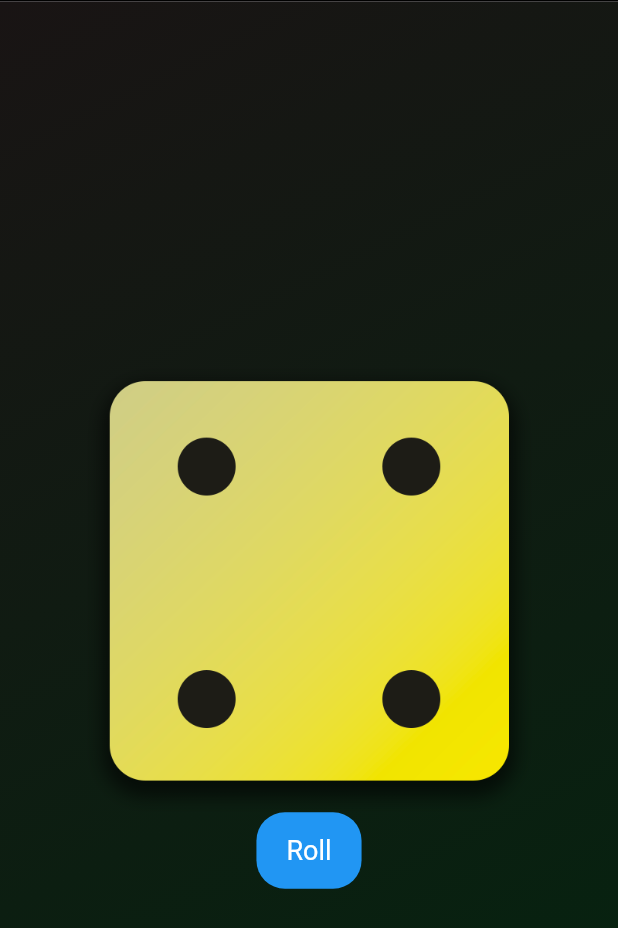
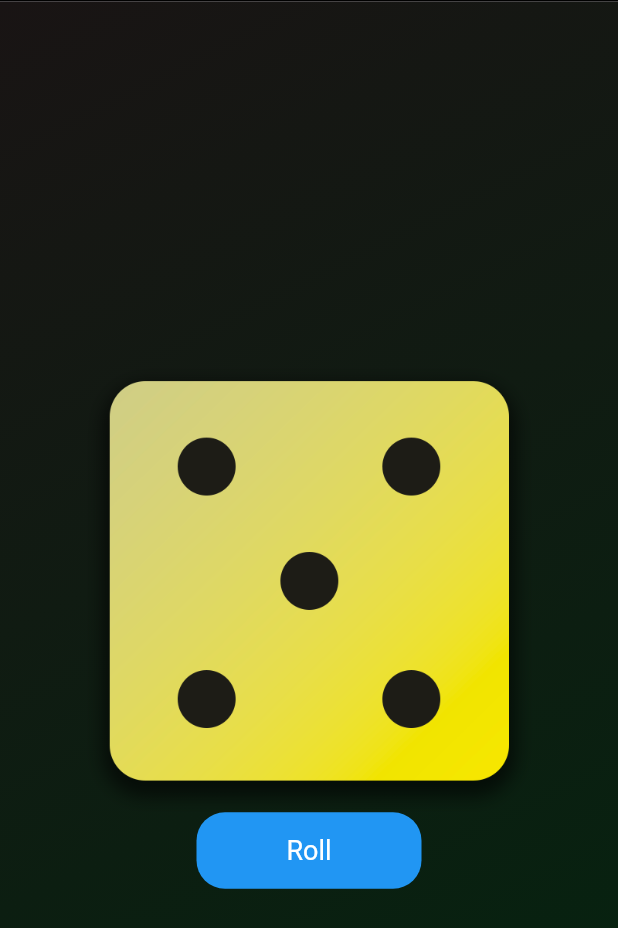
Before and after one commit to Onesso/Flutter-fundamentals, a Flutter app: the screen it shows after launch, after a tap on "Roll", on a phone screen of 412 x 824 dp. Shown: the top 928 px of the screen. Run offline on Flutter 3.47's test engine with Material 3 defaults, Android fonts, the phone set to English and light mode, and no system bars; our stand-ins replace logger.

```diff
--- a/lib/gradient_container.dart
+++ b/lib/gradient_container.dart
@@ -1,5 +1,7 @@
 import 'package:flutter/material.dart';
 import 'package:roll_dice/styled_test.dart';
+import 'dart:math';
+import 'package:flutter/services.dart';
 
 Alignment topLeft = Alignment.topLeft;
 Alignment bottomRight = Alignment.bottomRight;
@@ -19,11 +21,27 @@ class GradientContainer extends StatefulWidget {
 
 class _GradientContainerState extends State<GradientContainer> {
   var activeDice = "assests/images/dice-1.png";
+  var currentDiceRoll = 2;
+
+  void _vibrateLightly() {
+    HapticFeedback.mediumImpact();
+  }
 
   void rollDiceFunction() {
     logger.d("button clicked");
+
+    _vibrateLightly();
+
+    int newDiceRoll;
+
+    do {
+      newDiceRoll = Random().nextInt(6) + 1;
+    } while (newDiceRoll == currentDiceRoll);
+
     setState(() {
-      activeDice = "assests/images/dice-4.png"; // Correctly change the state
+      setState(() {
+        currentDiceRoll = newDiceRoll;
+      });
     });
   }
 
@@ -49,9 +67,36 @@ class _GradientContainerState extends State<GradientContainer> {
             mainAxisAlignment: MainAxisAlignment.center,
             crossAxisAlignment: CrossAxisAlignment.center,
             children: [
-              Image.asset(
-                activeDice,
-                width: imageWidth,
+              AnimatedSwitcher(
+                duration: const Duration(milliseconds: 500),
+                transitionBuilder: (Widget child, Animation<double> animation) {
+                  // Rotation animation
+                  final rotation = Tween<double>(
+                    begin: 0.0,
+                    end: 1.0,
+                  ).animate(animation);
+
+                  // Scaling animation
+                  final scale = Tween<double>(begin: 0.5, end: 1.0).animate(
+                    CurvedAnimation(
+                      parent: animation,
+                      curve: Curves.easeIn,
+                    ),
+                  );
+
+                  return ScaleTransition(
+                    scale: scale,
+                    child: RotationTransition(
+                      turns: rotation,
+                      child: child,
+                    ),
+                  );
+                },
+                child: Image.asset(
+                  key: ValueKey<int>(currentDiceRoll),
+                  "assests/images/dice-$currentDiceRoll.png",
+                  width: imageWidth,
+                ),
               ),
               StyledText(
                 "Roll",
--- a/lib/styled_test.dart
+++ b/lib/styled_test.dart
@@ -1,5 +1,6 @@
 import 'package:flutter/material.dart';
 import 'package:logger/logger.dart';
+
 
 final Logger logger = Logger();
 
@@ -16,7 +17,8 @@ class StyledText extends StatelessWidget {
       child: TextButton(
         onPressed: onPressed,
         style: TextButton.styleFrom(
-          foregroundColor: Colors.white, // Text color
+          minimumSize: Size(150, 50),
+          foregroundColor: Colors.white, // Text colors
           backgroundColor: Colors.blue, // Button background color
           padding: const EdgeInsets.symmetric(horizontal: 20, vertical: 15),
           shape: RoundedRectangleBorder(
```
